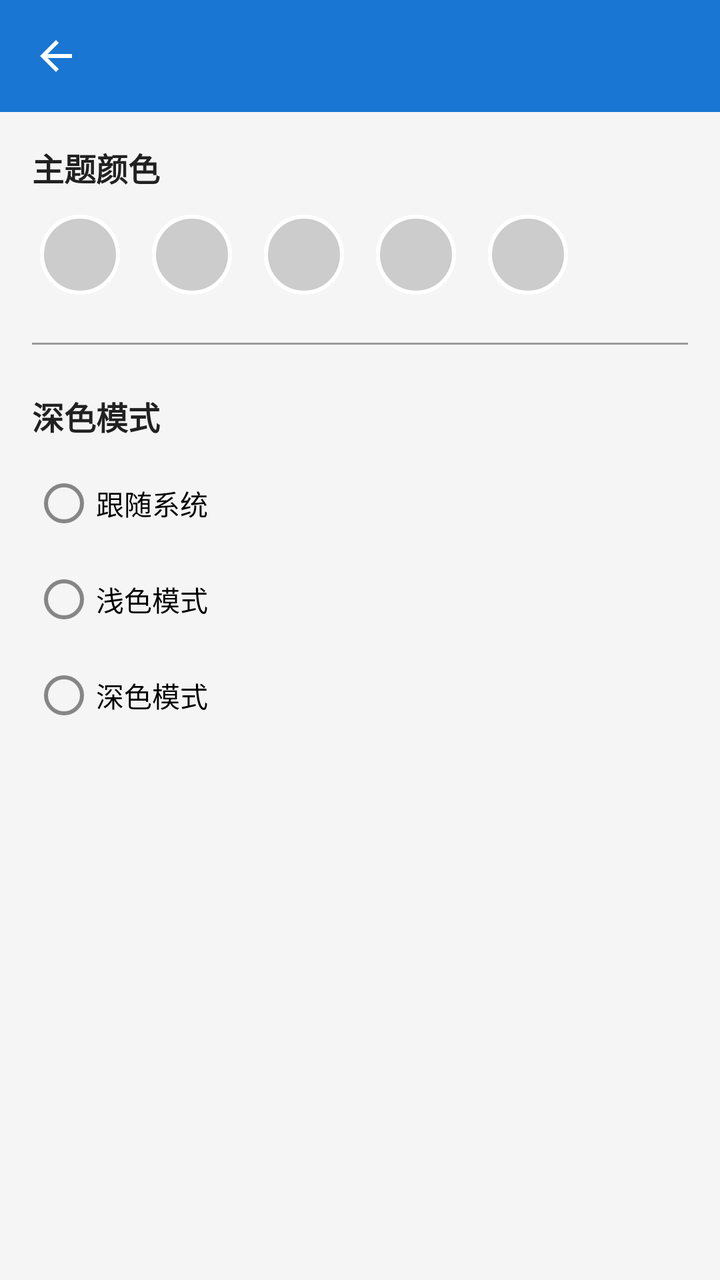
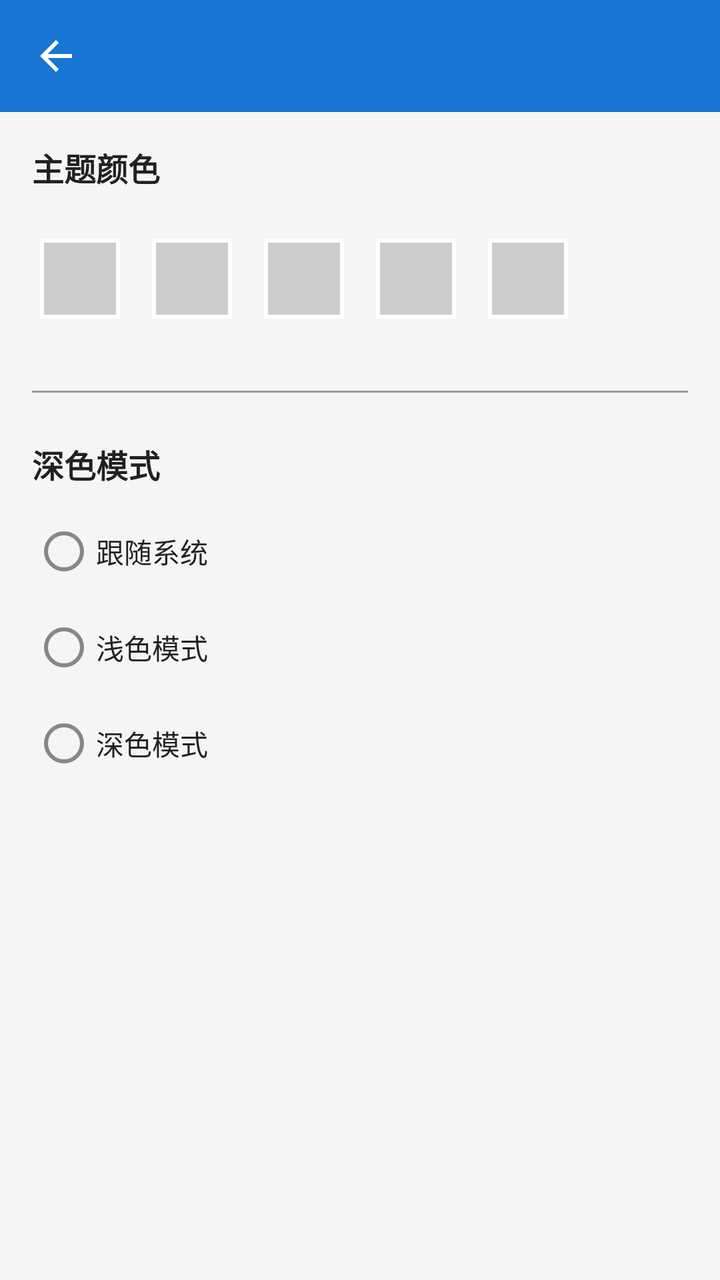

Screens rendered from an Android XML layout before and after an edit, with the pre-edit source and the edit as a unified diff.
<!-- AndroidManifest.xml: application theme Theme.CategoricalGallery -->
<!-- res/layout/activity_settings.xml -->
<?xml version="1.0" encoding="utf-8"?>
<androidx.constraintlayout.widget.ConstraintLayout xmlns:android="http://schemas.android.com/apk/res/android"
    xmlns:app="http://schemas.android.com/apk/res-auto"
    android:layout_width="match_parent"
    android:layout_height="match_parent"
    android:background="@color/colorBackground">

    <androidx.appcompat.widget.Toolbar
        android:id="@+id/toolbar"
        android:layout_width="0dp"
        android:layout_height="wrap_content"
        android:background="@color/colorPrimary"
        android:minHeight="?attr/actionBarSize"
        app:layout_constraintTop_toTopOf="parent"
        app:layout_constraintStart_toStartOf="parent"
        app:layout_constraintEnd_toEndOf="parent"
        app:titleTextColor="@color/white"
        app:navigationIcon="@drawable/ic_back" />

    <LinearLayout
        android:layout_width="0dp"
        android:layout_height="0dp"
        android:orientation="vertical"
        android:padding="16dp"
        app:layout_constraintTop_toBottomOf="@id/toolbar"
        app:layout_constraintBottom_toBottomOf="parent"
        app:layout_constraintStart_toStartOf="parent"
        app:layout_constraintEnd_toEndOf="parent">

        <TextView
            android:layout_width="wrap_content"
            android:layout_height="wrap_content"
            android:text="主题颜色"
            android:textColor="@color/colorTextPrimary"
            android:textSize="16sp"
            android:textStyle="bold" />

        <LinearLayout
            android:id="@+id/layoutColors"
            android:layout_width="match_parent"
            android:layout_height="wrap_content"
            android:layout_marginTop="12dp"
            android:orientation="horizontal"
            android:gravity="center_vertical">

            <View
                android:id="@+id/colorBlue"
                android:layout_width="40dp"
                android:layout_height="40dp"
                android:background="@drawable/bg_color_circle"
                android:layout_marginStart="4dp" />

            <View
                android:id="@+id/colorPurple"
                android:layout_width="40dp"
                android:layout_height="40dp"
                android:background="@drawable/bg_color_circle"
                android:layout_marginStart="16dp" />

            <View
                android:id="@+id/colorGreen"
                android:layout_width="40dp"
                android:layout_height="40dp"
                android:background="@drawable/bg_color_circle"
                android:layout_marginStart="16dp" />

            <View
                android:id="@+id/colorRed"
                android:layout_width="40dp"
                android:layout_height="40dp"
                android:background="@drawable/bg_color_circle"
                android:layout_marginStart="16dp" />

            <View
                android:id="@+id/colorBW"
                android:layout_width="40dp"
                android:layout_height="40dp"
                android:background="@drawable/bg_color_circle"
                android:layout_marginStart="16dp" />

        </LinearLayout>

        <View
            android:layout_width="match_parent"
            android:layout_height="1dp"
            android:layout_marginTop="24dp"
            android:layout_marginBottom="24dp"
            android:background="@color/colorDivider" />

        <TextView
            android:layout_width="wrap_content"
            android:layout_height="wrap_content"
            android:text="深色模式"
            android:textColor="@color/colorTextPrimary"
            android:textSize="16sp"
            android:textStyle="bold" />

        <RadioGroup
            android:id="@+id/rgDarkMode"
            android:layout_width="match_parent"
            android:layout_height="wrap_content"
            android:layout_marginTop="8dp">

            <RadioButton
                android:id="@+id/rbFollowSystem"
                android:layout_width="match_parent"
                android:layout_height="wrap_content"
                android:text="跟随系统" />

            <RadioButton
                android:id="@+id/rbLight"
                android:layout_width="match_parent"
                android:layout_height="wrap_content"
                android:text="浅色模式" />

            <RadioButton
                android:id="@+id/rbDark"
                android:layout_width="match_parent"
                android:layout_height="wrap_content"
                android:text="深色模式" />

        </RadioGroup>

    </LinearLayout>

</androidx.constraintlayout.widget.ConstraintLayout>
<!-- resources referenced by this layout -->
<resources>
  <color name="colorBackground">#FFF5F5F5</color>
  <color name="colorDivider">#FF999999</color>
  <color name="colorPrimary">#FF1976D2</color>
  <color name="colorTextPrimary">#FF212121</color>
  <color name="white">#FFFFFFFF</color>
  <!-- drawable bg_color_circle (drawable) -->
  <?xml version="1.0" encoding="utf-8"?>
  <shape xmlns:android="http://schemas.android.com/apk/res/android"
      android:shape="oval">
      <solid android:color="#CCCCCC" />
      <stroke
          android:width="2dp"
          android:color="#FFFFFF" />
  </shape>
  <!-- drawable ic_back (drawable) -->
  <vector xmlns:android="http://schemas.android.com/apk/res/android"
      android:width="24dp" android:height="24dp"
      android:viewportWidth="24" android:viewportHeight="24"
      android:tint="@color/white">
      <path android:fillColor="@android:color/white"
          android:pathData="M20,11H7.83l5.59,-5.59L12,4l-8,8 8,8 1.41,-1.41L7.83,13H20v-2z"/>
  </vector>
  <style name="Theme.CategoricalGallery" parent="Theme.MaterialComponents.Light.NoActionBar">
          <item name="colorPrimary">@color/colorPrimary</item>
          <item name="colorPrimaryVariant">@color/colorPrimaryDark</item>
          <item name="colorOnPrimary">@color/white</item>
          <item name="colorSecondary">@color/colorAccent</item>
          <item name="colorOnSecondary">@color/black</item>
          <item name="android:colorBackground">@color/colorBackground</item>
          <item name="colorSurface">@color/colorSurface</item>
          <item name="colorOnSurface">@color/colorTextPrimary</item>
          <item name="android:statusBarColor" tools:targetApi="l">@color/colorPrimaryDark</item>
          <item name="android:windowLightStatusBar" tools:targetApi="m">false</item>
      </style>
  <color name="colorPrimaryDark">#FF0D47A1</color>
  <color name="colorAccent">#FF448AFF</color>
  <color name="black">#FF000000</color>
  <color name="colorSurface">#FFFFFFFF</color>
</resources>

<!-- the commit's change to res/layout/activity_settings.xml (unified diff, before → after) -->
@@ -22,12 +22,15 @@
         android:layout_height="0dp"
         android:orientation="vertical"
         android:padding="16dp"
+        android:clipChildren="false"
+        android:clipToPadding="false"
         app:layout_constraintTop_toBottomOf="@id/toolbar"
         app:layout_constraintBottom_toBottomOf="parent"
         app:layout_constraintStart_toStartOf="parent"
         app:layout_constraintEnd_toEndOf="parent">
 
         <TextView
+            android:id="@+id/tvThemeTitle"
             android:layout_width="wrap_content"
             android:layout_height="wrap_content"
             android:text="主题颜色"
@@ -41,41 +44,45 @@
             android:layout_height="wrap_content"
             android:layout_marginTop="12dp"
             android:orientation="horizontal"
-            android:gravity="center_vertical">
+            android:gravity="center_vertical"
+            android:paddingTop="12dp"
+            android:paddingBottom="12dp"
+            android:clipChildren="false"
+            android:clipToPadding="false">
 
             <View
                 android:id="@+id/colorBlue"
                 android:layout_width="40dp"
                 android:layout_height="40dp"
-                android:background="@drawable/bg_color_circle"
+                android:background="@drawable/bg_color_square"
                 android:layout_marginStart="4dp" />
 
             <View
                 android:id="@+id/colorPurple"
                 android:layout_width="40dp"
                 android:layout_height="40dp"
-                android:background="@drawable/bg_color_circle"
+                android:background="@drawable/bg_color_square"
                 android:layout_marginStart="16dp" />
 
             <View
                 android:id="@+id/colorGreen"
                 android:layout_width="40dp"
                 android:layout_height="40dp"
-                android:background="@drawable/bg_color_circle"
+                android:background="@drawable/bg_color_square"
                 android:layout_marginStart="16dp" />
 
             <View
                 android:id="@+id/colorRed"
                 android:layout_width="40dp"
                 android:layout_height="40dp"
-                android:background="@drawable/bg_color_circle"
+                android:background="@drawable/bg_color_square"
                 android:layout_marginStart="16dp" />
 
             <View
                 android:id="@+id/colorBW"
                 android:layout_width="40dp"
                 android:layout_height="40dp"
-                android:background="@drawable/bg_color_circle"
+                android:background="@drawable/bg_color_square"
                 android:layout_marginStart="16dp" />
 
         </LinearLayout>
@@ -88,6 +95,7 @@
             android:background="@color/colorDivider" />
 
         <TextView
+            android:id="@+id/tvDarkModeTitle"
             android:layout_width="wrap_content"
             android:layout_height="wrap_content"
             android:text="深色模式"
@@ -105,18 +113,21 @@
                 android:id="@+id/rbFollowSystem"
                 android:layout_width="match_parent"
                 android:layout_height="wrap_content"
+                android:textColor="@color/colorTextPrimary"
                 android:text="跟随系统" />
 
             <RadioButton
                 android:id="@+id/rbLight"
                 android:layout_width="match_parent"
                 android:layout_height="wrap_content"
+                android:textColor="@color/colorTextPrimary"
                 android:text="浅色模式" />
 
             <RadioButton
                 android:id="@+id/rbDark"
                 android:layout_width="match_parent"
                 android:layout_height="wrap_content"
+                android:textColor="@color/colorTextPrimary"
                 android:text="深色模式" />
 
         </RadioGroup>
<!-- resource entries referenced after the edit -->
@@ -5,10 +5,10 @@
   <color name="colorPrimary">#FF1976D2</color>
   <color name="colorTextPrimary">#FF212121</color>
   <color name="white">#FFFFFFFF</color>
-  <!-- drawable bg_color_circle (drawable) -->
+  <!-- drawable bg_color_square (drawable) -->
   <?xml version="1.0" encoding="utf-8"?>
   <shape xmlns:android="http://schemas.android.com/apk/res/android"
-      android:shape="oval">
+      android:shape="rectangle">
       <solid android:color="#CCCCCC" />
       <stroke
           android:width="2dp"
@@ -22,7 +22,7 @@
       <path android:fillColor="@android:color/white"
           android:pathData="M20,11H7.83l5.59,-5.59L12,4l-8,8 8,8 1.41,-1.41L7.83,13H20v-2z"/>
   </vector>
-  <style name="Theme.CategoricalGallery" parent="Theme.MaterialComponents.Light.NoActionBar">
+  <style name="Theme.CategoricalGallery" parent="Theme.MaterialComponents.DayNight.NoActionBar">
           <item name="colorPrimary">@color/colorPrimary</item>
           <item name="colorPrimaryVariant">@color/colorPrimaryDark</item>
           <item name="colorOnPrimary">@color/white</item>
@@ -31,6 +31,8 @@
           <item name="android:colorBackground">@color/colorBackground</item>
           <item name="colorSurface">@color/colorSurface</item>
           <item name="colorOnSurface">@color/colorTextPrimary</item>
+          <item name="android:textColorPrimary">@color/colorTextPrimary</item>
+          <item name="android:textColorSecondary">@color/colorTextSecondary</item>
           <item name="android:statusBarColor" tools:targetApi="l">@color/colorPrimaryDark</item>
           <item name="android:windowLightStatusBar" tools:targetApi="m">false</item>
       </style>
@@ -38,5 +40,6 @@
   <color name="colorAccent">#FF448AFF</color>
   <color name="black">#FF000000</color>
   <color name="colorSurface">#FFFFFFFF</color>
+  <color name="colorTextSecondary">#FF757575</color>
 </resources>
 
